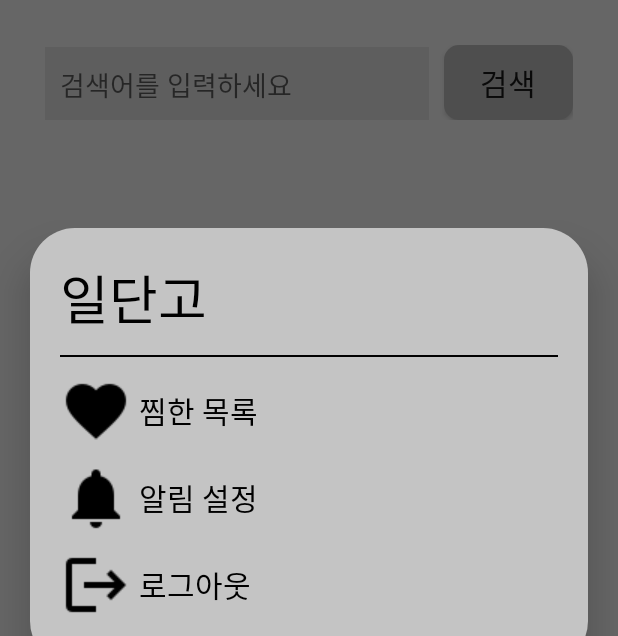
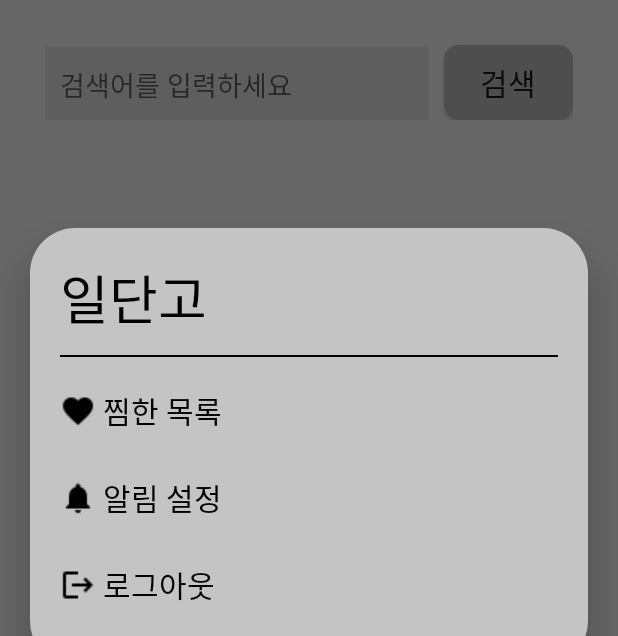
Before and after one commit to capstoneIldanGo/Capstone2022, an Android app: the fragment BottomSheetFragment placed in its activity, on a phone screen of 412 x 824 dp, the part 600-1236 px from its top. Run offline under Robolectric (Android 15) with nearby library versions, the light colour scheme and no system bars.

Commit message:
아이콘 파일 수정

```diff
--- a/app/src/main/res/layout/bottom_sheet.xml
+++ b/app/src/main/res/layout/bottom_sheet.xml
@@ -32,7 +32,7 @@
         android:layout_width="match_parent"
         android:layout_height="wrap_content"
         android:background="@android:color/transparent"
-        android:drawableLeft="@drawable/icon_heart_filled"
+        android:drawableLeft="@drawable/icon_heart_filled_small"
         android:textAlignment="textStart"
         android:layout_marginBottom="10dp"
         android:textColor="@color/black"
@@ -44,7 +44,7 @@
         android:layout_width="match_parent"
         android:layout_height="wrap_content"
         android:background="@android:color/transparent"
-        android:drawableLeft="@drawable/icon_notifications"
+        android:drawableLeft="@drawable/icon_notifications_small"
         android:textAlignment="textStart"
         android:layout_marginBottom="10dp"
         android:textColor="@color/black"
@@ -56,7 +56,7 @@
         android:layout_width="match_parent"
         android:layout_height="wrap_content"
         android:background="@android:color/transparent"
-        android:drawableLeft="@drawable/icon_logout"
+        android:drawableLeft="@drawable/icon_logout_small"
         android:textAlignment="textStart"
         android:layout_marginBottom="10dp"
         android:textColor="@color/black"
```
Also changed, not shown: app/src/main/res/drawable/icon_heart_border_big.png (added), app/src/main/res/drawable/icon_heart_border_small.png (added), app/src/main/res/drawable/icon_heart_filled_big.png (renamed from app/src/main/res/drawable/icon_heart_filled.png), app/src/main/res/drawable/icon_heart_filled_small.png (added), app/src/main/res/drawable/icon_login_small.png (added), app/src/main/res/drawable/icon_logout.png (deleted), app/src/main/res/drawable/icon_logout_small.png (added), app/src/main/res/drawable/icon_notifications_big.png (renamed from app/src/main/res/drawable/icon_notifications.png), app/src/main/res/drawable/icon_notifications_small.png (added).
